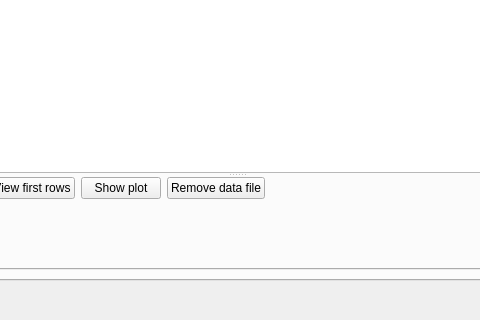
Above: observation.ui from olivierfriard/BORIS before the change; both pictures show x 279 to 759 and y 492 to 812 of the 1032 by 812 pixel window. Below: the same form after it.
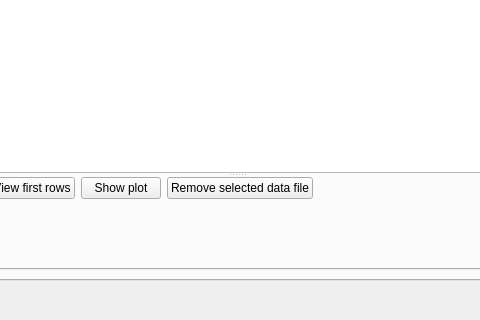
That is the form after the change. The open tabs and pages were chosen to show the change.

Commit message: added possibility to delete all selected media files/data files at once

```diff
--- a/observation.ui
+++ b/observation.ui
@@ -477,7 +477,7 @@
                      <item>
                       <widget class="QPushButton" name="pb_remove_data_file">
                        <property name="text">
-                        <string>Remove data file</string>
+                        <string>Remove selected data file</string>
                        </property>
                       </widget>
                      </item>
```
Left out of the diff: 9 changed lines with no effect on the pictures. The commit also changes 5 other files.
